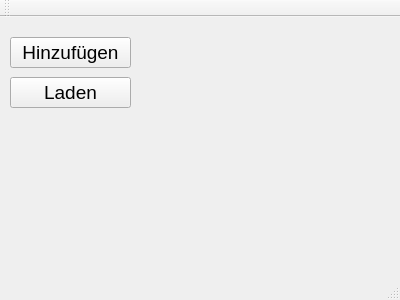
Qt form schrauber.ui (a6min/tool-management-system) before a commit.
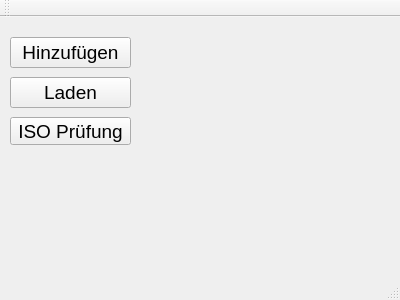
The same form after that commit.

Commit message: Ergänzen von Daten der ISO-Prüfung hinzugefügt

The edit to the form file:
```diff
--- a/schrauber.ui
+++ b/schrauber.ui
@@ -50,6 +50,24 @@
      <string>Laden</string>
     </property>
    </widget>
+   <widget class="QPushButton" name="pushButton">
+    <property name="geometry">
+     <rect>
+      <x>10</x>
+      <y>100</y>
+      <width>121</width>
+      <height>28</height>
+     </rect>
+    </property>
+    <property name="font">
+     <font>
+      <pointsize>14</pointsize>
+     </font>
+    </property>
+    <property name="text">
+     <string>ISO Prüfung</string>
+    </property>
+   </widget>
   </widget>
   <widget class="QMenuBar" name="menuBar">
    <property name="geometry">
```
The commit also changes 6 other files.
